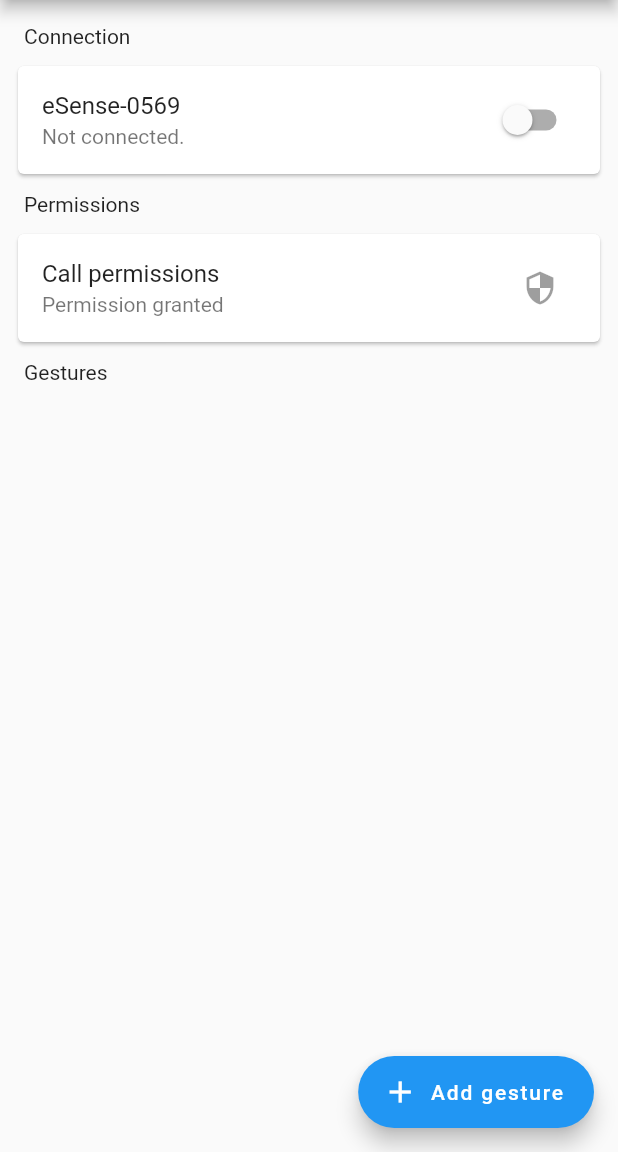
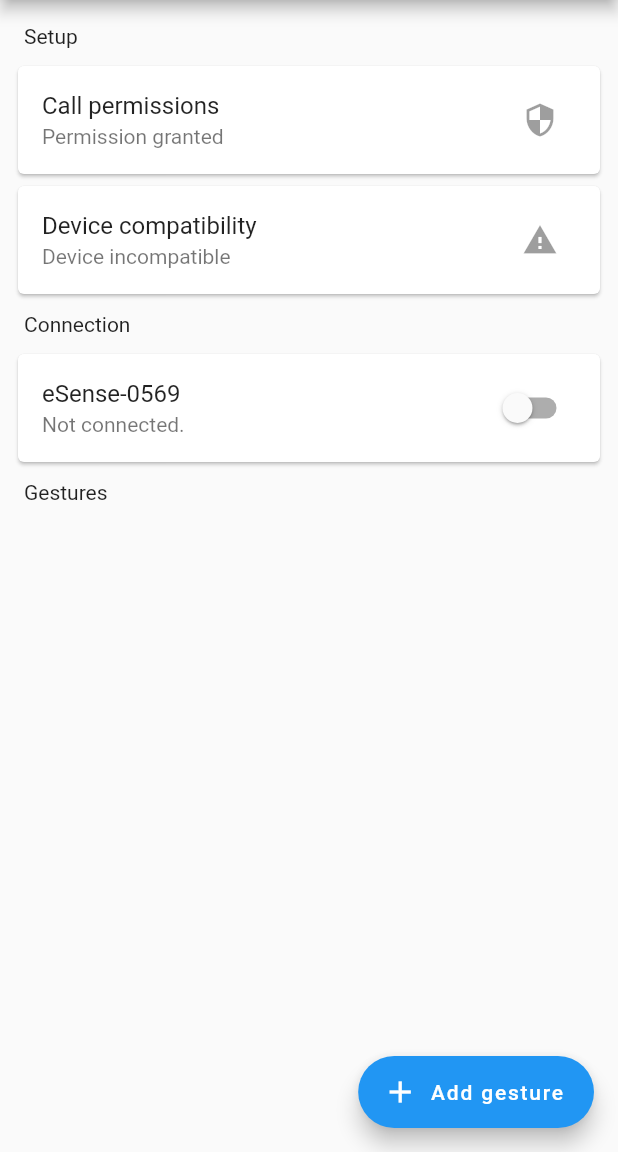
Before and after one commit to DoctorJohn/blinktwice, a Flutter app: the screen it shows after launch, on a phone screen of 412 x 824 dp, the part 84-1236 px from its top. Run offline on Flutter 3.47's test engine with Material 2 defaults, Android fonts, the phone set to English and light mode, and no system bars; our stand-ins replace fl_chart, flutter_chips_input, hive, hive_flutter, permission_handler, rxdart and 1 more; missing offline and left inert: esense_flutter, flutter_callkeep, flutter_vibrate; accounts and stored records are empty.

Commit message:
feat: add compatibility card

```diff
--- a/lib/screens/main_screen.dart
+++ b/lib/screens/main_screen.dart
@@ -5,6 +5,7 @@ import 'package:stream_testing/screens/gesture_creation_screen.dart';
 import 'package:stream_testing/screens/headphone_sensors_screen.dart';
 import 'package:stream_testing/screens/phone_sensors_screen.dart';
 import 'package:stream_testing/services/motion_manager.dart';
+import 'package:stream_testing/widgets/compatibility_card.dart';
 import 'package:stream_testing/widgets/device_card.dart';
 import 'package:stream_testing/widgets/gestures_card.dart';
 import 'package:stream_testing/widgets/permissions_card.dart';
@@ -42,14 +43,15 @@ class _MainScreenState extends State<MainScreen> {
         children: const [
           Padding(
             padding: EdgeInsets.all(8.0),
+            child: Text("Setup"),
+          ),
+          PermissionsCard(),
+          CompatibilityCard(),
+          Padding(
+            padding: EdgeInsets.all(8.0),
             child: Text("Connection"),
           ),
           DeviceCard(deviceName: "eSense-0569"),
-          Padding(
-            padding: EdgeInsets.all(8.0),
-            child: Text("Permissions"),
-          ),
-          PermissionsCard(),
           Padding(
             padding: EdgeInsets.all(8.0),
             child: Text("Gestures"),
--- /dev/null
+++ b/lib/widgets/compatibility_card.dart
@@ -0,0 +1,37 @@
+import 'package:flutter/material.dart';
+import 'package:flutter_callkeep/flutter_callkeep.dart';
+
+class CompatibilityCard extends StatelessWidget {
+  const CompatibilityCard({Key? key}) : super(key: key);
+
+  @override
+  Widget build(BuildContext context) {
+    return Card(
+      child: FutureBuilder<bool>(
+        future: isDeviceSupported(),
+        builder: (context, snapshot) {
+          final subtitle = snapshot.hasData
+              ? snapshot.data!
+                  ? const Text("Device compatible")
+                  : const Text("Device incompatible")
+              : const Text("Checking...");
+
+          final problem = snapshot.hasData && !snapshot.data!;
+
+          return ListTile(
+            title: const Text("Device compatibility"),
+            subtitle: subtitle,
+            trailing: IconButton(
+              icon: Icon(problem ? Icons.warning : Icons.check),
+              onPressed: null,
+            ),
+          );
+        },
+      ),
+    );
+  }
+
+  Future<bool> isDeviceSupported() async {
+    return (await CallKeep.isCurrentDeviceSupported) ?? false;
+  }
+}
```
